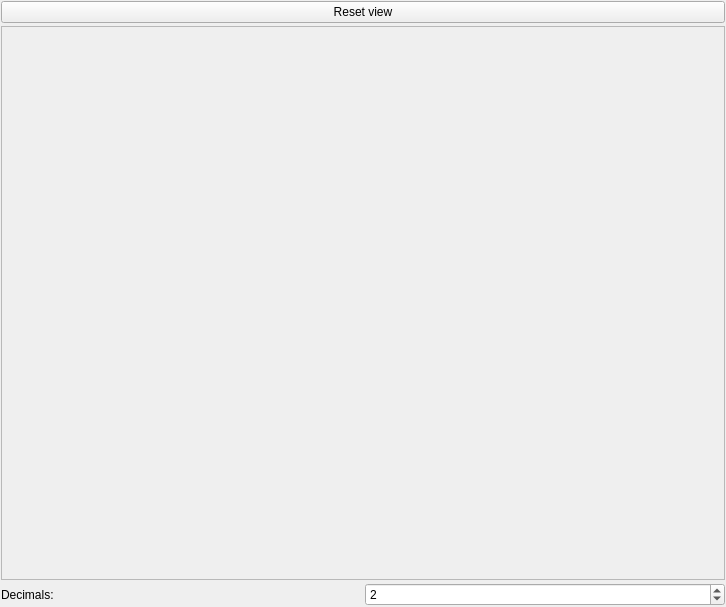
First picture: the form in ants3bundle/src/ants3/asensordrawwidget.ui, repository andrmor/ANTS3bundle, before the edit.
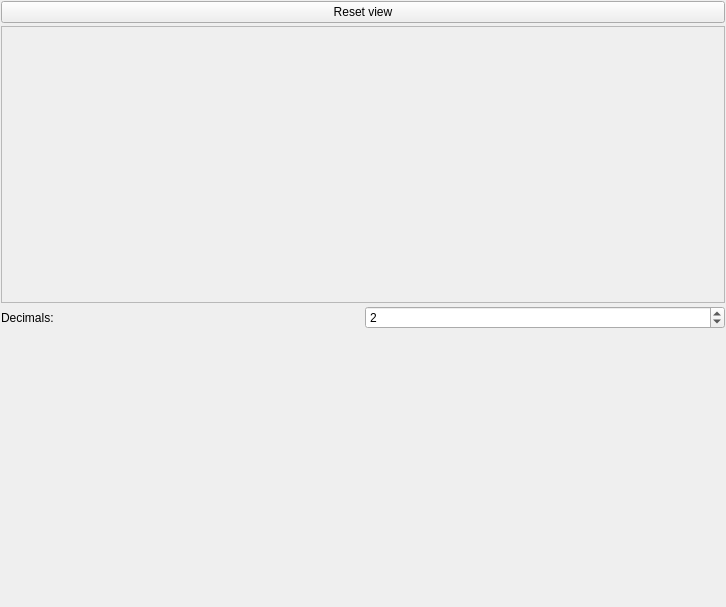
Second picture: the form after the edit.

What changed in the file:
```diff
--- a/ants3bundle/src/ants3/asensordrawwidget.ui
+++ b/ants3bundle/src/ants3/asensordrawwidget.ui
@@ -81,6 +81,19 @@
        </item>
       </layout>
      </item>
+     <item>
+      <spacer name="verticalSpacer">
+       <property name="orientation">
+        <enum>Qt::Vertical</enum>
+       </property>
+       <property name="sizeHint" stdset="0">
+        <size>
+         <width>20</width>
+         <height>40</height>
+        </size>
+       </property>
+      </spacer>
+     </item>
     </layout>
    </item>
   </layout>
```
